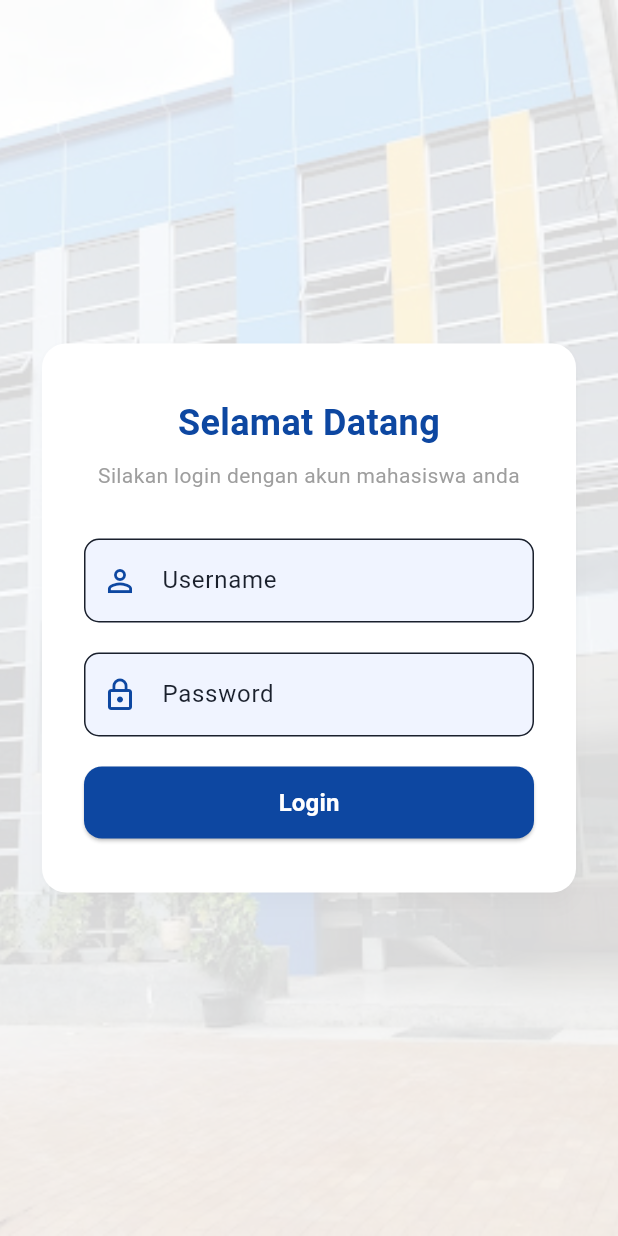
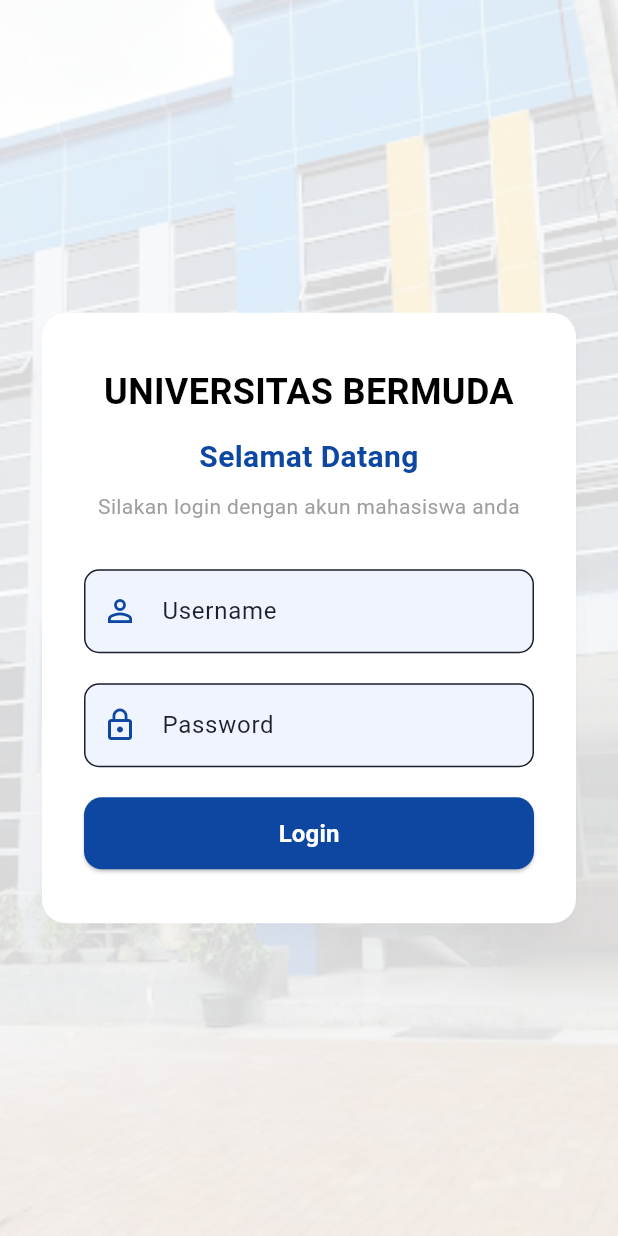
Before and after one commit to Faiz-bot-maker/flutter-fetch-mahasiswa-app, a Flutter app: the screen it shows after launch, on a phone screen of 412 x 824 dp. Run offline on Flutter 3.47's test engine with Material 3 defaults, Android fonts, the phone set to English and light mode, and no system bars; our stand-ins replace shared_preferences; Roboto replaces fonts that are missing (Poppins).

Commit message:
perbaikan login page

```diff
--- a/lib/screens/pages/login_page.dart
+++ b/lib/screens/pages/login_page.dart
@@ -77,10 +77,20 @@ class _LoginPageState extends State<LoginPage> {
                         crossAxisAlignment: CrossAxisAlignment.stretch,
                         children: [
                           const Text(
+                            'UNIVERSITAS BERMUDA',
+                            textAlign: TextAlign.center,
+                            style: TextStyle(
+                              fontSize: 24,
+                              fontWeight: FontWeight.bold,
+                              color: Colors.black,
+                            ),
+                          ),
+                          const SizedBox(height: 12),
+                          const Text(
                             'Selamat Datang',
                             textAlign: TextAlign.center,
                             style: TextStyle(
-                              fontSize: 24,
+                              fontSize: 20,
                               fontWeight: FontWeight.bold,
                               color: Color(0xFF0D47A1),
                             ),
```
